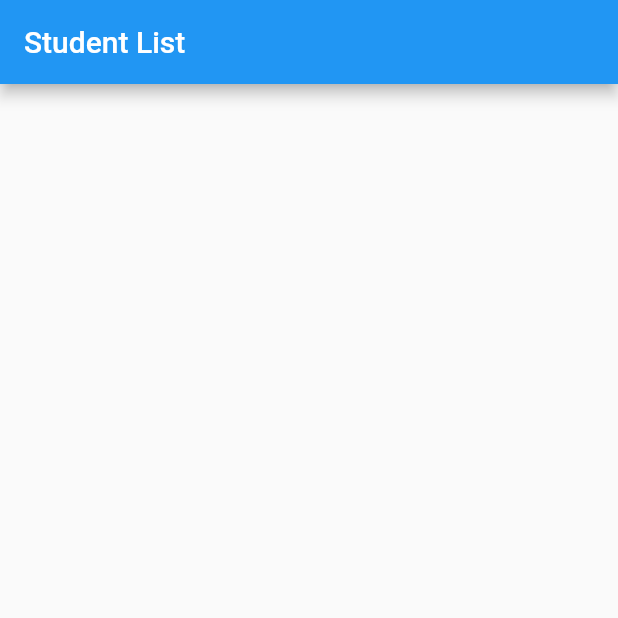
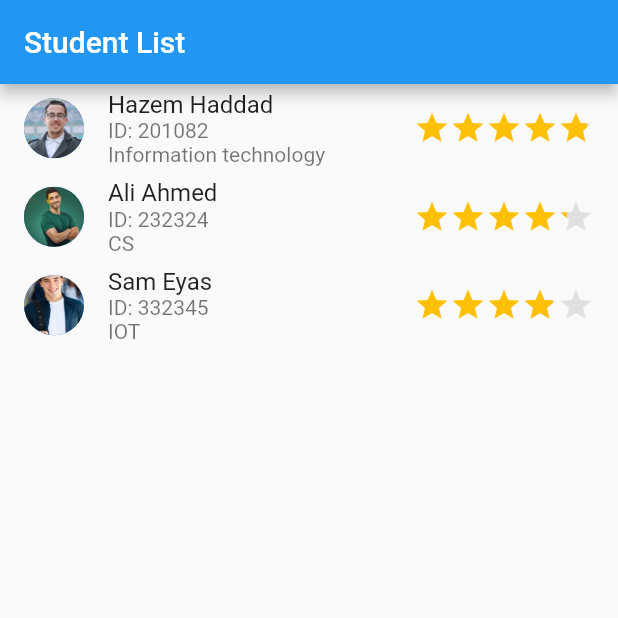
Before and after one commit to hazem237/simple-flutter-application, a Flutter app: the screen it shows after launch, on a phone screen of 412 x 824 dp, the top half of it. Run offline on Flutter 3.47's test engine with Material 2 defaults, Android fonts, the phone set to English and light mode, and no system bars; drawn by our look-alikes of flutter_rating_bar.

Commit message:
add students

```diff
--- a/lib/main.dart
+++ b/lib/main.dart
@@ -22,7 +22,11 @@ class MyApp extends StatelessWidget {
 }
 
 class StudentList extends StatelessWidget {
-  final List<Student> students = [];
+  final List<Student> students = [
+    Student(id: 201082, name: "Hazem Haddad", major: "Information technology", average: 96.3, imagePath: 'assets/Images/Hazem.png'),
+    Student(id: 232324, name: "Ali Ahmed", major: "CS", average: 85.1, imagePath: 'assets/Images/Ali.png') ,
+    Student(id: 332345, name: "Sam Eyas", major: "IOT", average: 77.0, imagePath: 'assets/Images/Sam.jpg')
+  ];
 
   StudentList({super.key});
 
@@ -56,7 +60,7 @@ class Student {
 class StudentItem extends StatelessWidget {
   final Student student;
 
-  const StudentItem({super.key, required this.student});
+  const StudentItem({Key? key, required this.student}) : super(key: key);
 
   @override
   Widget build(BuildContext context) {
@@ -67,7 +71,13 @@ class StudentItem extends StatelessWidget {
         backgroundImage: AssetImage(student.imagePath),
       ),
       title: Text(student.name),
-      subtitle: Text(student.major),
+      subtitle: Column(
+        crossAxisAlignment: CrossAxisAlignment.start,
+        children: [
+          Text("ID: ${student.id}"),
+          Text(student.major),
+        ],
+      ),
       trailing: RatingBarIndicator(
         rating: rating,
         itemBuilder: (context, _) => const Icon(
```
Also changed, not shown: pubspec.yaml (+4 -3 lines), assets/Images/Ali.png (added), assets/Images/Hazem.png (added), assets/Images/Sam.jpg (added).
